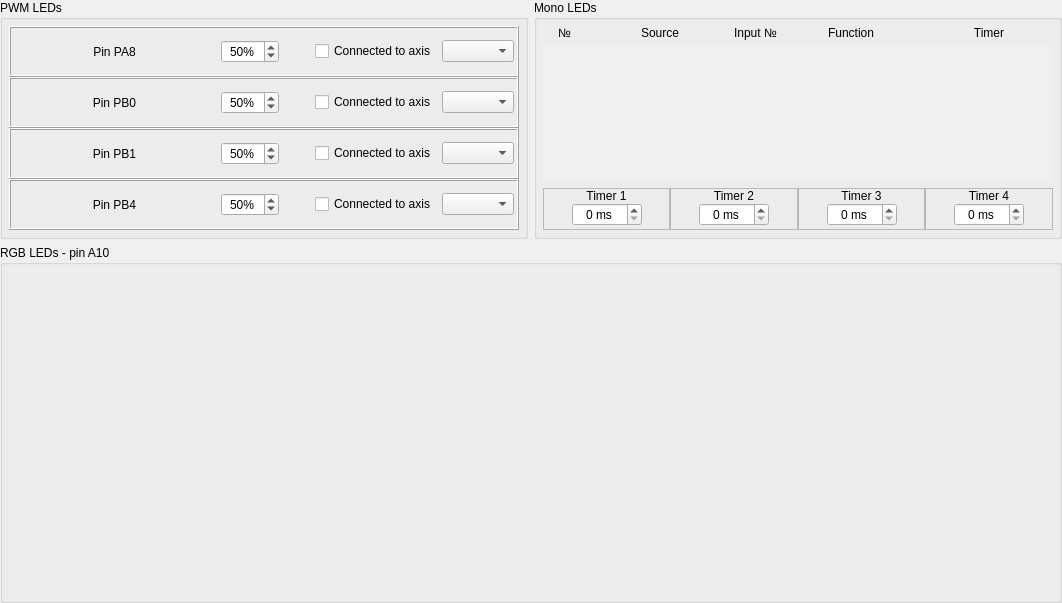
Before: the Qt Designer form Software/configurator/src/widgets/led/ledconfig.ui in genbean/UH1-Collective, drawn with Qt 5.
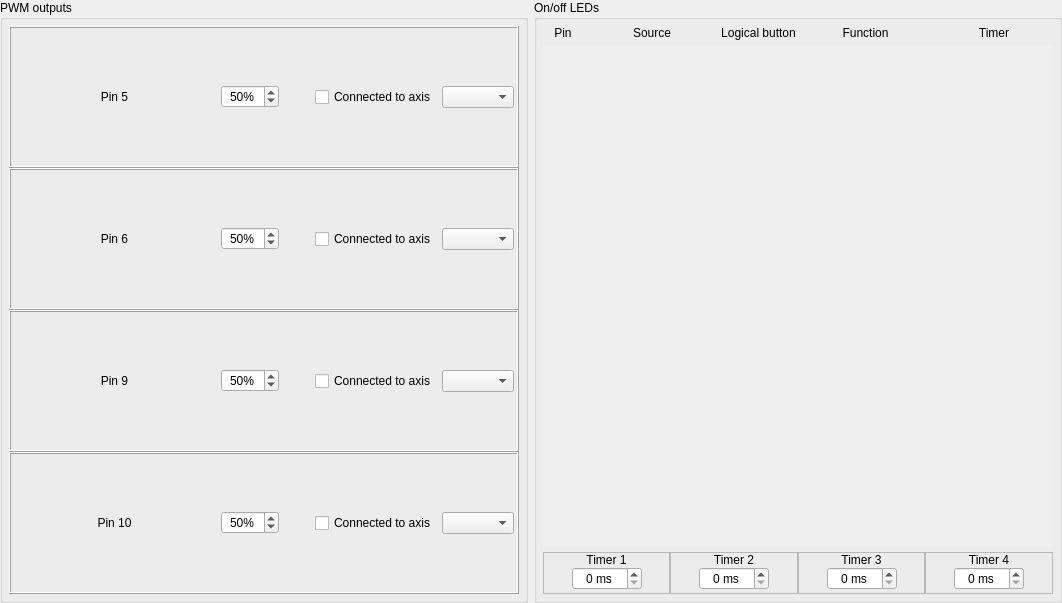
After: the same form once the commit is applied. Custom widgets are drawn as their Qt base class.

```diff
--- a/Software/configurator/src/widgets/led/ledconfig.ui
+++ b/Software/configurator/src/widgets/led/ledconfig.ui
@@ -13,7 +13,7 @@
   <property name="windowTitle">
    <string>Form</string>
   </property>
-  <layout class="QGridLayout" name="gridLayout_2" rowstretch="2,3" columnstretch="1,1">
+  <layout class="QGridLayout" name="gridLayout_2" columnstretch="1,1">
    <property name="leftMargin">
     <number>0</number>
    </property>
@@ -29,7 +29,7 @@
    <item row="0" column="0">
     <widget class="QGroupBox" name="groupBox">
      <property name="title">
-      <string>PWM LEDs</string>
+      <string>PWM outputs</string>
      </property>
      <layout class="QGridLayout" name="gridLayout_3">
       <property name="leftMargin">
@@ -74,7 +74,7 @@
          <item>
           <widget class="QLabel" name="text_PA8">
            <property name="text">
-            <string>Pin PA8</string>
+            <string>Pin 5</string>
            </property>
            <property name="alignment">
             <set>Qt::AlignmentFlag::AlignCenter</set>
@@ -150,7 +150,7 @@
          <item>
           <widget class="QLabel" name="text_PB1">
            <property name="text">
-            <string>Pin PB1</string>
+            <string>Pin 9</string>
            </property>
            <property name="alignment">
             <set>Qt::AlignmentFlag::AlignCenter</set>
@@ -226,7 +226,7 @@
          <item>
           <widget class="QLabel" name="text_PB0">
            <property name="text">
-            <string>Pin PB0</string>
+            <string>Pin 6</string>
            </property>
            <property name="alignment">
             <set>Qt::AlignmentFlag::AlignCenter</set>
@@ -299,7 +299,7 @@
          <item>
           <widget class="QLabel" name="text_PB4">
            <property name="text">
-            <string>Pin PB4</string>
+            <string>Pin 10</string>
            </property>
            <property name="alignment">
             <set>Qt::AlignmentFlag::AlignCenter</set>
@@ -354,7 +354,7 @@
    <item row="0" column="1">
     <widget class="QGroupBox" name="groupBox_2">
      <property name="title">
-      <string>Mono LEDs</string>
+      <string>On/off LEDs</string>
      </property>
      <layout class="QGridLayout" name="gridLayout" columnstretch="0">
       <property name="leftMargin">
@@ -404,7 +404,7 @@
            </size>
           </property>
           <property name="text">
-           <string>№</string>
+           <string>Pin</string>
           </property>
           <property name="alignment">
            <set>Qt::AlignmentFlag::AlignCenter</set>
@@ -436,7 +436,7 @@
            </size>
           </property>
           <property name="text">
-           <string>Input №</string>
+           <string>Logical button</string>
           </property>
           <property name="alignment">
            <set>Qt::AlignmentFlag::AlignCenter</set>
@@ -867,27 +867,6 @@
      </layout>
     </widget>
    </item>
-   <item row="1" column="0" colspan="2">
-    <widget class="QGroupBox" name="groupBox_3">
-     <property name="title">
-      <string>RGB LEDs - pin A10</string>
-     </property>
-     <layout class="QHBoxLayout" name="layoutH_RGB">
-      <property name="leftMargin">
-       <number>0</number>
-      </property>
-      <property name="topMargin">
-       <number>0</number>
-      </property>
-      <property name="rightMargin">
-       <number>0</number>
-      </property>
-      <property name="bottomMargin">
-       <number>0</number>
-      </property>
-     </layout>
-    </widget>
-   </item>
   </layout>
  </widget>
  <customwidgets>
```
Left out of the diff: 40 changed lines with no effect on the pictures.
